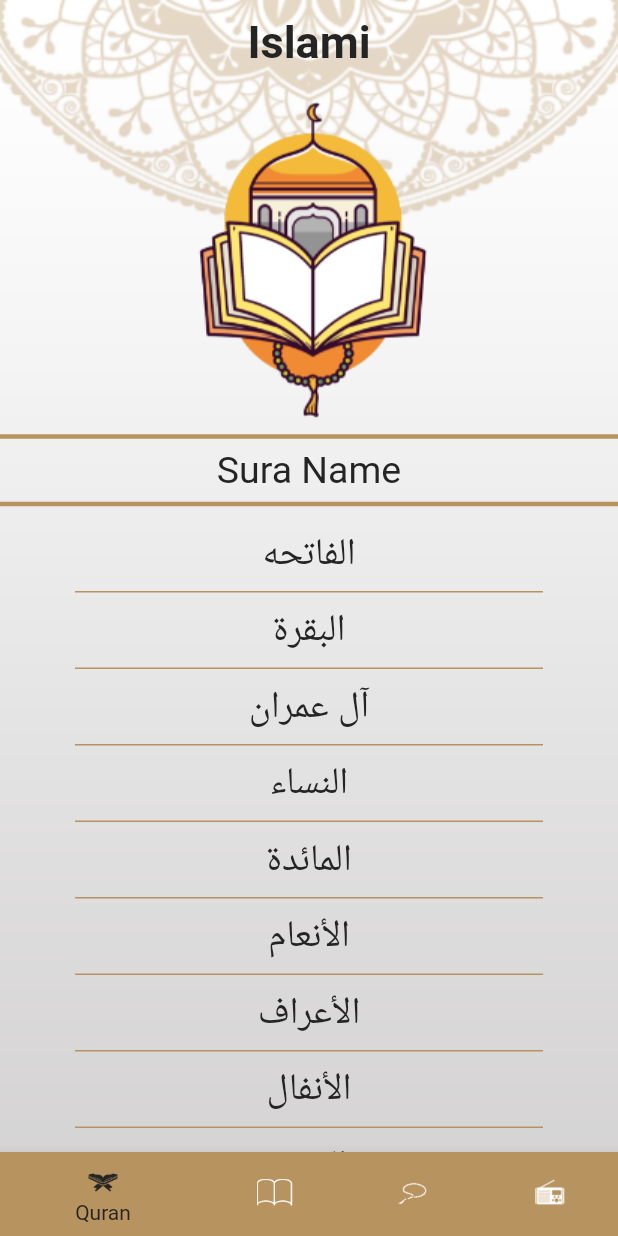
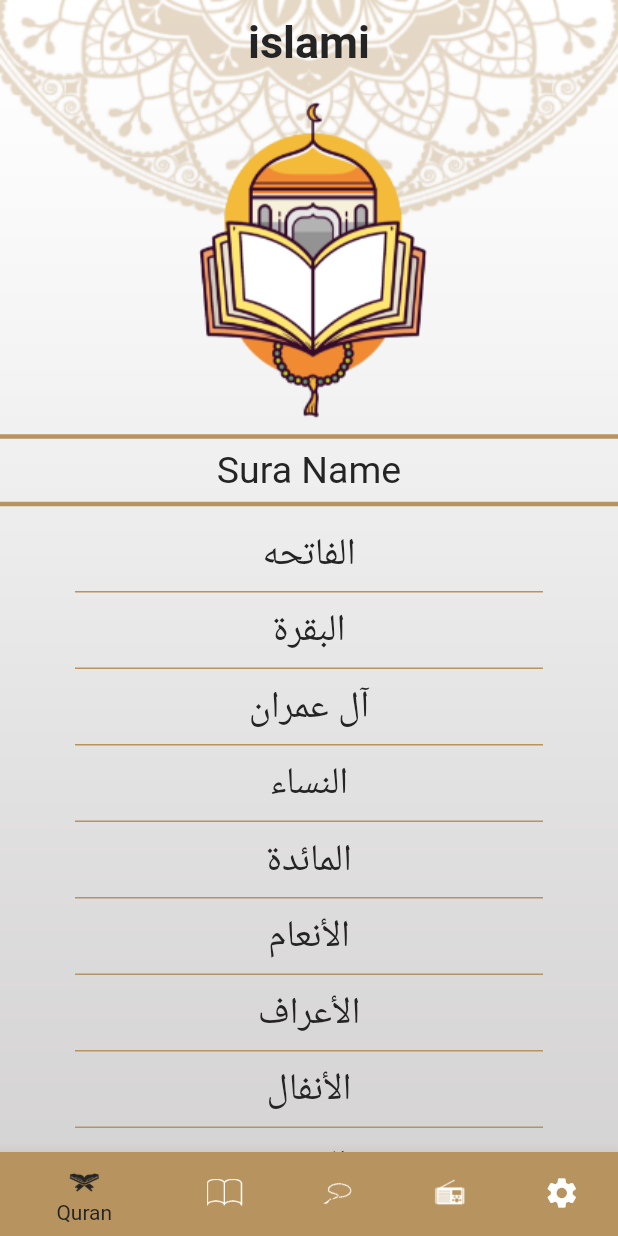
Before and after one commit to Mohammed-Elmahdi/islami, a Flutter app: the screen it shows after launch, on a phone screen of 412 x 824 dp. Run offline on Flutter 3.47's test engine with Material 2 defaults, Android fonts, the phone set to English and light mode, and no system bars; generated files the repository leaves out were written again.

```diff
--- /dev/null
+++ b/l10n.yaml
@@ -0,0 +1,3 @@
+arb-dir: lib/l10n
+template-arb-file: app_en.arb
+output-localization-file: app_localizations.dart
--- a/lib/home_layout.dart
+++ b/lib/home_layout.dart
@@ -1,8 +1,10 @@
 import 'package:flutter/material.dart';
+import 'package:flutter_gen/gen_l10n/app_localizations.dart';
 import 'package:islami_project/taps/ahadeth/ahadeth.dart';
 import 'package:islami_project/taps/quran/quran.dart';
 import 'package:islami_project/taps/radio.dart';
 import 'package:islami_project/taps/sebha.dart';
+import 'package:islami_project/taps/setting/settings.dart';
 
 class HomeLayout extends StatefulWidget {
   static const String routeName = 'home';
@@ -29,7 +31,7 @@ class _HomeLayoutState extends State<HomeLayout> {
           //to change background to main image
           appBar: AppBar(
             title: Text(
-              'Islami',
+              AppLocalizations.of(context)!.islamiTitle,
               style: Theme.of(context).textTheme.headline1,
             ), //islami
           ),
@@ -46,17 +48,22 @@ class _HomeLayoutState extends State<HomeLayout> {
               currentIndex: currentIndex,
               items: [
                 BottomNavigationBarItem(
-                    icon: ImageIcon(AssetImage('assets/images/quran.png')),
-                    label: 'Quran'),
+                  icon: ImageIcon(AssetImage('assets/images/quran.png')),
+                  label: AppLocalizations.of(context)!.quran,
+                ),
                 BottomNavigationBarItem(
-                    icon: ImageIcon(AssetImage('assets/images/ahadeth.png')),
-                    label: 'Ahadeth'),
+                  icon: ImageIcon(AssetImage('assets/images/ahadeth.png')),
+                  label: AppLocalizations.of(context)!.ahadeth,
+                ),
                 BottomNavigationBarItem(
                     icon: ImageIcon(AssetImage('assets/images/sebha.png')),
-                    label: 'Tasbeeh'),
+                    label: AppLocalizations.of(context)!.tsbeh),
                 BottomNavigationBarItem(
                     icon: ImageIcon(AssetImage('assets/images/radio.png')),
-                    label: 'Radio'),
+                    label: AppLocalizations.of(context)!.radio),
+                BottomNavigationBarItem(
+                    icon: Icon(Icons.settings),
+                    label: AppLocalizations.of(context)!.settings),
               ],
             ),
           ), //bottom navigation bar
@@ -72,5 +79,6 @@ class _HomeLayoutState extends State<HomeLayout> {
     AhadethScreen(),
     SebhaScreen(),
     RadioScreen(),
+    SettingScreen()
   ];
 }
--- a/lib/main.dart
+++ b/lib/main.dart
@@ -1,4 +1,6 @@
 import 'package:flutter/material.dart';
+import 'package:flutter_gen/gen_l10n/app_localizations.dart';
+import 'package:flutter_localizations/flutter_localizations.dart';
 import 'package:islami_project/home_layout.dart';
 import 'package:islami_project/my_theme.dart';
 import 'package:islami_project/sura_details/sura_details_screen.dart';
@@ -12,6 +14,17 @@ class MyApp extends StatelessWidget {
   @override
   Widget build(BuildContext context) {
     return MaterialApp(
+      localizationsDelegates: [
+        AppLocalizations.delegate, // Add this line
+        GlobalMaterialLocalizations.delegate,
+        GlobalWidgetsLocalizations.delegate,
+        GlobalCupertinoLocalizations.delegate,
+      ],
+      supportedLocales: [
+        Locale('en'), // English, no country code
+        Locale('ar'), // Spanish, no country code
+      ],
+      // locale:Locale('en') , //language default
       debugShowCheckedModeBanner: false,
       initialRoute: HomeLayout.routeName,
       routes: {
--- a/lib/taps/ahadeth/ahadeth.dart
+++ b/lib/taps/ahadeth/ahadeth.dart
@@ -1,5 +1,6 @@
 import 'package:flutter/material.dart';
 import 'package:flutter/services.dart';
+import 'package:flutter_gen/gen_l10n/app_localizations.dart';
 import 'package:islami_project/my_theme.dart';
 import 'package:islami_project/taps/ahadeth/ahadeth_item.dart';
 
@@ -21,7 +22,7 @@ class _AhadethScreenState extends State<AhadethScreen> {
         Center(child: Image.asset('assets/images/ahadeth_main_bg.png')),
         Divider(color: MyThemeData.primaryColor, thickness: 3),
         Text(
-          'Ahadeth',
+          AppLocalizations.of(context)!.ahadeth,
           style: Theme.of(context).textTheme.headline2,
         ),
         Divider(color: MyThemeData.primaryColor, thickness: 3),
--- a/lib/taps/sebha.dart
+++ b/lib/taps/sebha.dart
@@ -5,8 +5,10 @@ class SebhaScreen extends StatelessWidget {
 
   @override
   Widget build(BuildContext context) {
-    return Container(
-      color: Colors.blue,
+    return Column(
+      children: [
+        Image.asset('assets/images/masbahah.png'),
+      ],
     );
   }
 }
--- a/pubspec.yaml
+++ b/pubspec.yaml
@@ -29,6 +29,9 @@ environment:
 dependencies:
   flutter:
     sdk: flutter
+  flutter_localizations:
+    sdk: flutter
+  intl: ^0.17.0 # Add this line
 
 
   # The following adds the Cupertino Icons font to your application.
@@ -50,7 +53,9 @@ dev_dependencies:
 # following page: https://dart.dev/tools/pub/pubspec
 
 # The following section is specific to Flutter packages.
+# The following section is specific to Flutter.
 flutter:
+  generate: true # Add this line
 
   # The following line ensures that the Material Icons font is
   # included with your application, so that you can use the icons in
```
Also changed, not shown: lib/l10n/app_ar.arb (added, +8 -0 lines), lib/l10n/app_en.arb (added, +8 -0 lines), lib/taps/setting/settings.dart (added, +8 -0 lines), pubspec.lock.
